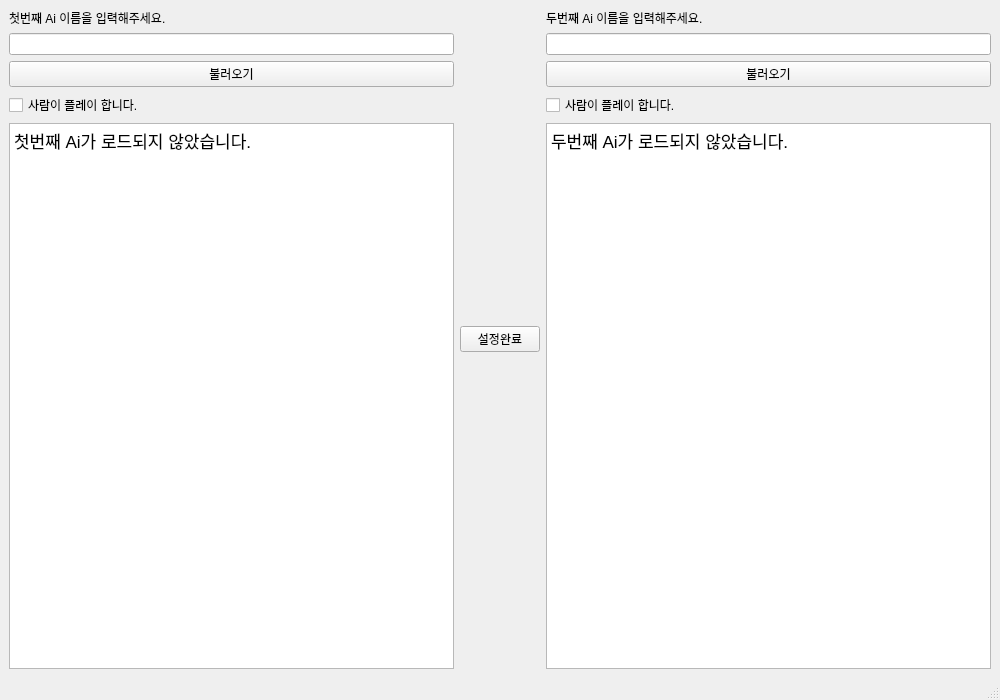
Qt form mainwindow.ui (progresshans/indian-poker-python) before a commit.
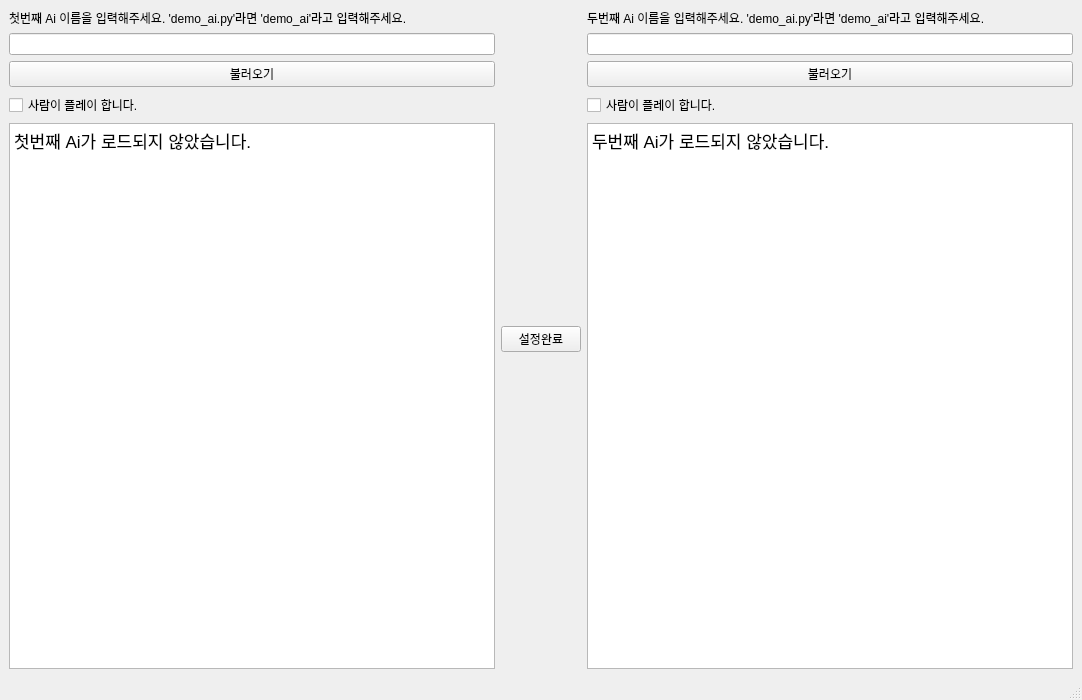
The same form after that commit.

Commit message: mainwindow ui 이름들 변경

Diff of the .ui file:
```diff
--- a/mainwindow.ui
+++ b/mainwindow.ui
@@ -6,7 +6,7 @@
    <rect>
     <x>0</x>
     <y>0</y>
-    <width>1000</width>
+    <width>1082</width>
     <height>700</height>
    </rect>
   </property>
@@ -22,7 +22,7 @@
         <item>
          <widget class="QLabel" name="label">
           <property name="text">
-           <string>첫번째 Ai 이름을 입력해주세요.</string>
+           <string>첫번째 Ai 이름을 입력해주세요. 'demo_ai.py'라면 'demo_ai'라고 입력해주세요.</string>
           </property>
          </widget>
         </item>
@@ -53,7 +53,7 @@
            <string>&lt;!DOCTYPE HTML PUBLIC &quot;-//W3C//DTD HTML 4.0//EN&quot; &quot;http://www.w3.org/TR/REC-html40/strict.dtd&quot;&gt;
 &lt;html&gt;&lt;head&gt;&lt;meta name=&quot;qrichtext&quot; content=&quot;1&quot; /&gt;&lt;style type=&quot;text/css&quot;&gt;
 p, li { white-space: pre-wrap; }
-&lt;/style&gt;&lt;/head&gt;&lt;body style=&quot; font-family:'.SF NS Text'; font-size:13pt; font-weight:400; font-style:normal;&quot;&gt;
+&lt;/style&gt;&lt;/head&gt;&lt;body style=&quot; font-family:'.AppleSystemUIFont'; font-size:13pt; font-weight:400; font-style:normal;&quot;&gt;
 &lt;p style=&quot; margin-top:0px; margin-bottom:0px; margin-left:0px; margin-right:0px; -qt-block-indent:0; text-indent:0px;&quot;&gt;&lt;span style=&quot; font-family:'.SF NS Text';&quot;&gt;첫번째 Ai가 로드되지 않았습니다.&lt;/span&gt;&lt;/p&gt;&lt;/body&gt;&lt;/html&gt;</string>
           </property>
          </widget>
@@ -80,7 +80,7 @@
         <item>
          <widget class="QLabel" name="label_2">
           <property name="text">
-           <string>두번째 Ai 이름을 입력해주세요.</string>
+           <string>두번째 Ai 이름을 입력해주세요. 'demo_ai.py'라면 'demo_ai'라고 입력해주세요.</string>
           </property>
          </widget>
         </item>
@@ -121,7 +121,7 @@
            <string>&lt;!DOCTYPE HTML PUBLIC &quot;-//W3C//DTD HTML 4.0//EN&quot; &quot;http://www.w3.org/TR/REC-html40/strict.dtd&quot;&gt;
 &lt;html&gt;&lt;head&gt;&lt;meta name=&quot;qrichtext&quot; content=&quot;1&quot; /&gt;&lt;style type=&quot;text/css&quot;&gt;
 p, li { white-space: pre-wrap; }
-&lt;/style&gt;&lt;/head&gt;&lt;body style=&quot; font-family:'.SF NS Text'; font-size:13pt; font-weight:400; font-style:normal;&quot;&gt;
+&lt;/style&gt;&lt;/head&gt;&lt;body style=&quot; font-family:'.AppleSystemUIFont'; font-size:13pt; font-weight:400; font-style:normal;&quot;&gt;
 &lt;p style=&quot; margin-top:0px; margin-bottom:0px; margin-left:0px; margin-right:0px; -qt-block-indent:0; text-indent:0px;&quot;&gt;&lt;span style=&quot; font-family:'.SF NS Text';&quot;&gt;두번째 Ai가 로드되지 않았습니다.&lt;/span&gt;&lt;/p&gt;&lt;/body&gt;&lt;/html&gt;</string>
           </property>
          </widget>
```
Left out of the diff: 14 changed lines with no effect on the pictures.
